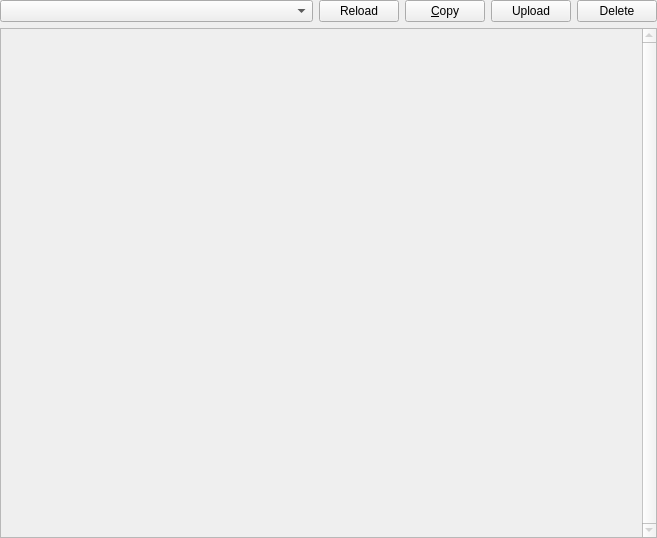
Before: the Qt Designer form gui/pages/OtherLogsPage.ui in FreesmTeam/FreesmLauncher, drawn with Qt 5.
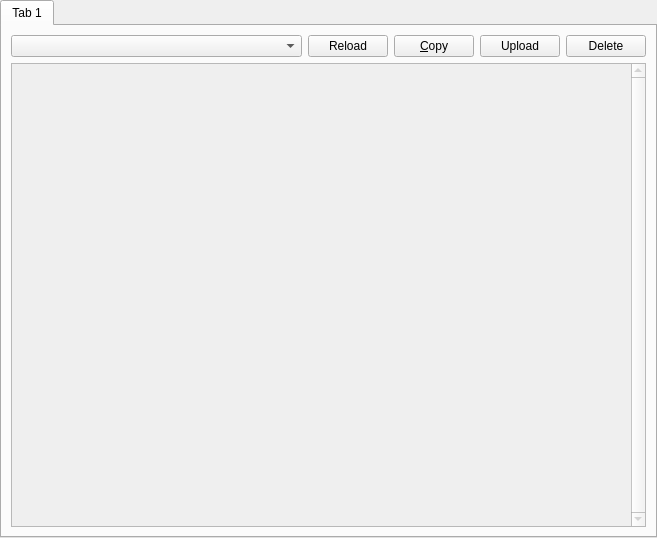
After: the same form once the commit is applied.

Commit message:
Unify look of all pages.
Now they have a QTabWidget with no tabs as a background.

What changed in the file:
```diff
--- a/gui/pages/OtherLogsPage.ui
+++ b/gui/pages/OtherLogsPage.ui
@@ -13,7 +13,7 @@
   <property name="windowTitle">
    <string>Form</string>
   </property>
-  <layout class="QVBoxLayout" name="verticalLayout">
+  <layout class="QVBoxLayout" name="verticalLayout_2">
    <property name="leftMargin">
     <number>0</number>
    </property>
@@ -27,6 +27,16 @@
     <number>0</number>
    </property>
    <item>
+    <widget class="QTabWidget" name="tabWidget">
+     <property name="currentIndex">
+      <number>0</number>
+     </property>
+     <widget class="QWidget" name="tab">
+      <attribute name="title">
+       <string>Tab 1</string>
+      </attribute>
+      <layout class="QVBoxLayout" name="verticalLayout">
+       <item>
     <layout class="QHBoxLayout" name="horizontalLayout">
      <item>
       <widget class="QComboBox" name="selectLogBox">
@@ -91,6 +101,10 @@
      <property name="textInteractionFlags">
       <set>Qt::LinksAccessibleByKeyboard|Qt::LinksAccessibleByMouse|Qt::TextBrowserInteraction|Qt::TextSelectableByKeyboard|Qt::TextSelectableByMouse</set>
      </property>
+        </widget>
+       </item>
+      </layout>
+     </widget>
     </widget>
    </item>
   </layout>
```
Lines whose indentation alone changed are shown as unchanged. The commit also changes 13 other files.
